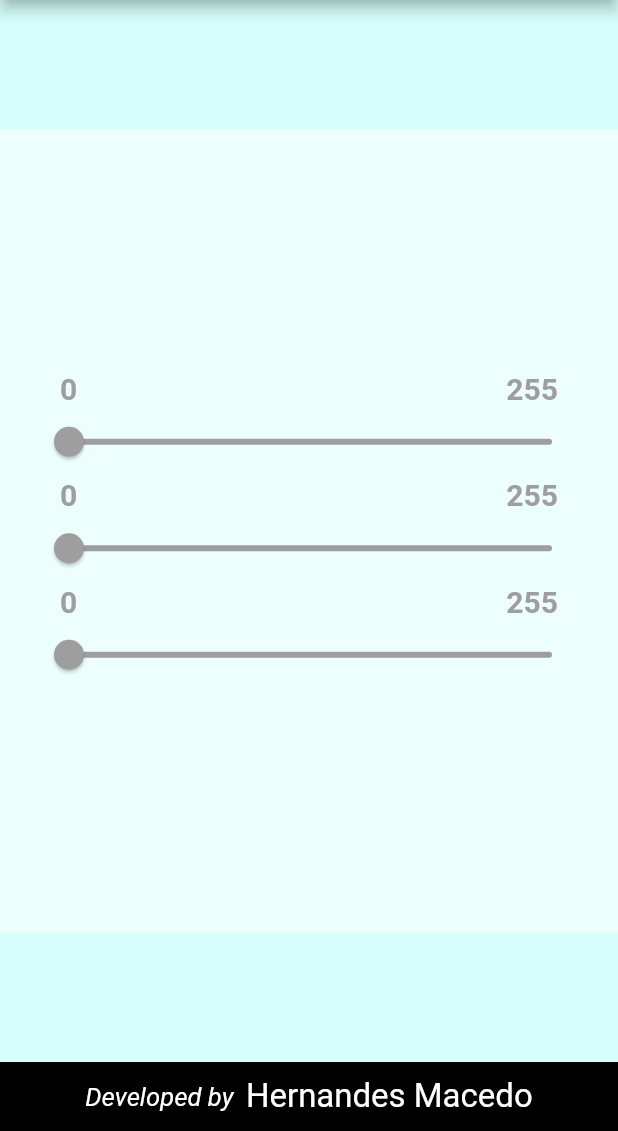
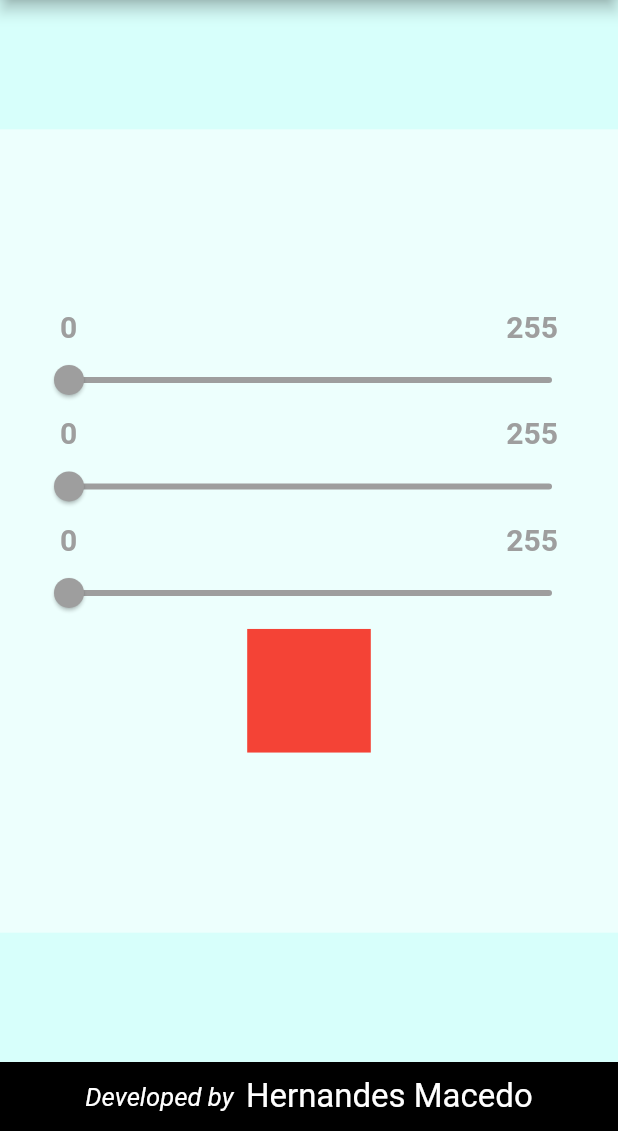
Before and after one commit to hernandesmacedo/perceptron-colors, a Flutter app: the screen it shows after launch, on a phone screen of 412 x 824 dp, the part 105-1236 px from its top. Run offline on Flutter 3.47's test engine with Material 2 defaults, Android fonts, the phone set to English and light mode, and no system bars; Roboto replaces fonts that are missing (Calibri).

Commit message:
Resulting color box created

```diff
--- a/lib/pages/home.dart
+++ b/lib/pages/home.dart
@@ -58,6 +58,11 @@ class _HomePageState extends State<HomePage> {
                   });
                 },
               ),
+              Container(
+                height: (MediaQuery.of(context).size.height) * 0.1,
+                width: (MediaQuery.of(context).size.height) * 0.1,
+                color: Colors.red,
+              )
             ],
           ),
         ),
```
